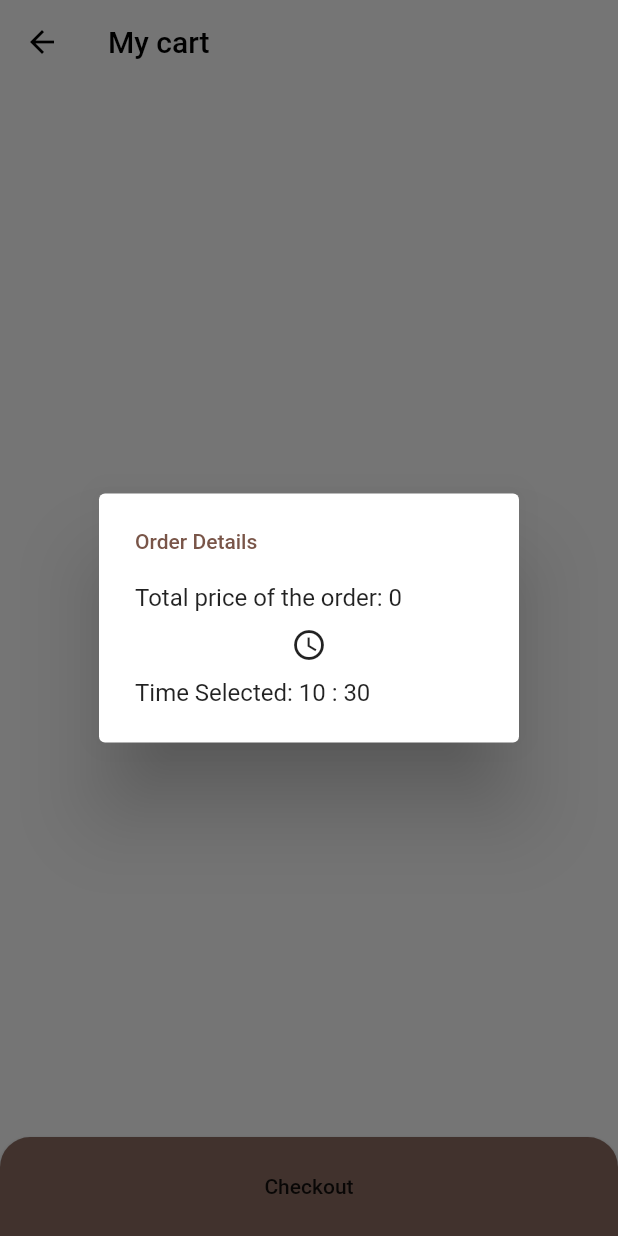
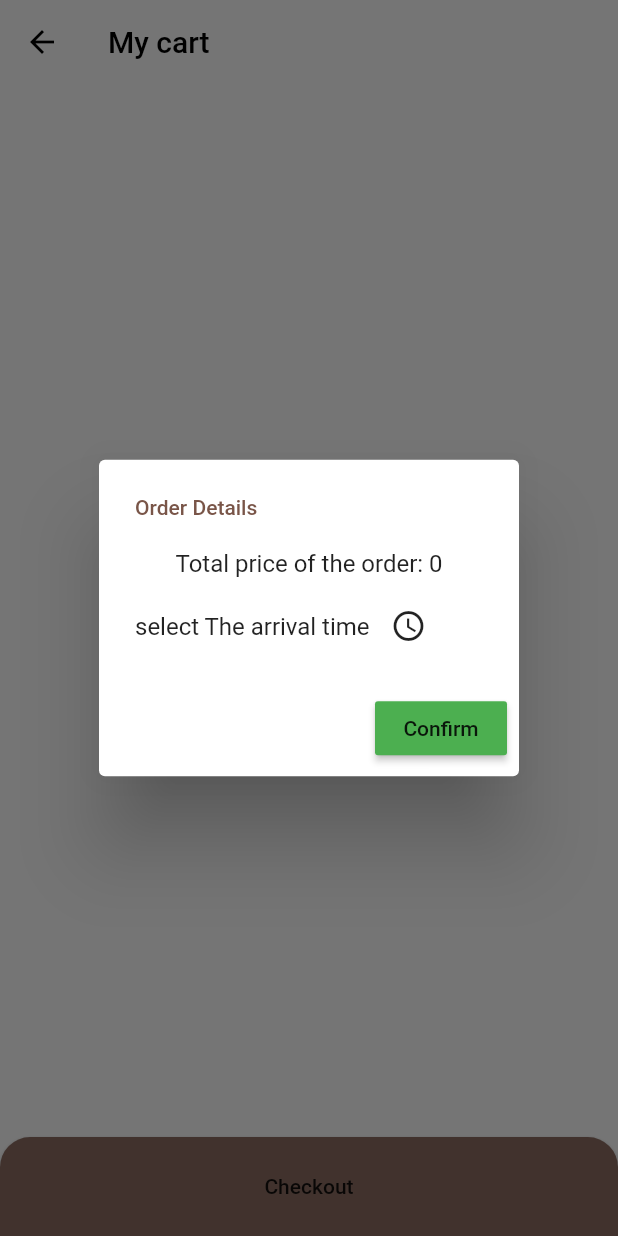
Before and after one commit to PickAndGOFINAL/pick_and_go_project, a Flutter app: the CartScreen screen opened by its route, after a tap on "Checkout", on a phone screen of 412 x 824 dp. Run offline on Flutter 3.47's test engine with Material 2 defaults, Android fonts, the phone set to English and light mode, and no system bars; our stand-ins replace animated_text_kit, cloud_firestore, firebase_auth, modal_progress_hud; accounts and stored records are empty.

Commit message:
Adding orders to firebase

```diff
--- a/lib/Cart/Cart_Screen.dart
+++ b/lib/Cart/Cart_Screen.dart
@@ -3,6 +3,8 @@
 import 'package:flutter/material.dart';
 import 'package:pick_and_go_project/Items/item.dart';
 import 'package:pick_and_go_project/Project_Screens/Items_Additions.dart';
+import 'package:pick_and_go_project/Project_Screens/constants.dart';
+import 'package:pick_and_go_project/Project_Services/Storing.dart';
 import 'package:provider/provider.dart';
 
 import 'Cart.dart';
@@ -17,31 +19,38 @@ class CartScreen extends StatefulWidget {
 
 class _CartScreenState extends State<CartScreen> {
 
-  TimeOfDay time ;
 
 
-  TimeOfDay picked;
+  String selcetedtime = "Tap on the icon to select a time";
 
-  void initState(){
-    super.initState();
-    time = TimeOfDay.now();
-  }
-  Future<Null> selectTime (BuildContext context) async{
+Future <void> opentimePicker(BuildContext context) async{
 
-picked = await showTimePicker(
-    context: context,
-    initialTime: time);
+  final TimeOfDay t = await showTimePicker(
+      context:  context,
+      initialTime: TimeOfDay.now());
+
+  if(t!=null){
 
     setState(() {
-    time = picked;
+      super.setState(() {
+        selcetedtime = t.format(context);
+        print(selcetedtime);
+
       });
+
+    });
+  }
 
 
 }
 
 
+
+
+
   @override
   Widget build(BuildContext context) {
+
     List<Item> items = Provider.of<Cart>(context).items;
     final double screenhighet = MediaQuery.of(context).size.height;
     final double screenwidth = MediaQuery.of(context).size.width;
@@ -168,7 +177,8 @@ picked = await showTimePicker(
 
           ),
 
-          ButtonTheme(
+          Builder(
+            builder :(context)=> ButtonTheme(
               minWidth: screenwidth,
               height: screenhighet * .08,
               shape: RoundedRectangleBorder(
@@ -183,6 +193,7 @@ picked = await showTimePicker(
                 child: Text('Checkout'),
                 color: Colors.brown.shade400,
 
+              ),
             ),
           )
         ],
@@ -205,21 +216,48 @@ picked = await showTimePicker(
   void Checkout(List<Item> items,context) async{
 
  var price = totalprice(items);
- AlertDialog alertDialog = AlertDialog(
+ AlertDialog alertDialog = AlertDialog (
+   actions: [
+     MaterialButton(
+       child: Text('Confirm'),
+       color: Colors.green,
+       onPressed: ()
+       {
+         try {
+           Storing storing = Storing();
+           storing.StoreOrder({
+             ktotalprice: price,
+             karrivaltime: selcetedtime,
+           }, items);
+           Scaffold.of(context).showSnackBar(SnackBar(content: Text('Orderd Successfully')));
+            Navigator.pop(context);
+         }catch(ex){
+           print(ex);
+         }
+       },
+     )
+   ],
    title: Text('Order Details',style: TextStyle(fontSize: 14,color: Colors.brown),),
-   content: SingleChildScrollView(
-     child: ListBody(
+   content:   SingleChildScrollView(
+     child: Column(
        children: <Widget>[
-         Text('Total price of the order: '+price.toString()),
-          SizedBox(height: 10,),
+         Text('Total price of the order: ${price}'),
+         SizedBox(height: 20,),
+          Row(children: <Widget>[
+            Text(('select The arrival time ')),
+            SizedBox(width: 10,),
             GestureDetector(
+
                 onTap: (){
-             selectTime(context);
-             print(time);
+                  opentimePicker(context);
                 } ,
+
+
                 child: Icon(Icons.access_time)),
-         SizedBox(height: 10,),
-         Text('Time Selected: ${time.hour} : ${time.minute}'),
+          ],),
+
+
+
 
 
        ],
@@ -230,7 +268,6 @@ picked = await showTimePicker(
  );
  await showDialog(context: context,builder: (context){
    return alertDialog;
-
 
  });
   }
--- a/lib/Project_Screens/constants.dart
+++ b/lib/Project_Screens/constants.dart
@@ -7,12 +7,19 @@ const ktapbar = Color(0xFFC1BDB8);
 
 const kItemsCollections ='Items';
 
+const kbarnorders ='barnorders';
+const korderdetails = 'orderdetails';
+const ktotalprice = 'totalprice';
+const karrivaltime = 'arrivaltime';
+
+
 
 
 const kItemName='itemName';
 const kItemPrice='itemPrice';
 const kItemCategory ='itemCategory';
 const kItemImage='itemImage';
+const kItemquantity = 'itemquantity';
 
 const khotdrinks = 'hot drinks';
 const kcolddrinks = 'cold drinks';
--- a/lib/main.dart
+++ b/lib/main.dart
@@ -40,7 +40,7 @@ class MyApp extends StatelessWidget {
       child: MaterialApp(
 
 
-        initialRoute:    MenuScreen.id ,
+        initialRoute: MenuScreen.id ,
         routes: {
           LoginScreen.id :(context)=> LoginScreen(),
           SignupScreen.id:(context)=> SignupScreen(),
```
Also changed, not shown: lib/Project_Services/Storing.dart (+24 -0 lines), lib/Project_Screens/Maps.dart (added). Lines whose indentation alone changed are shown as unchanged.
